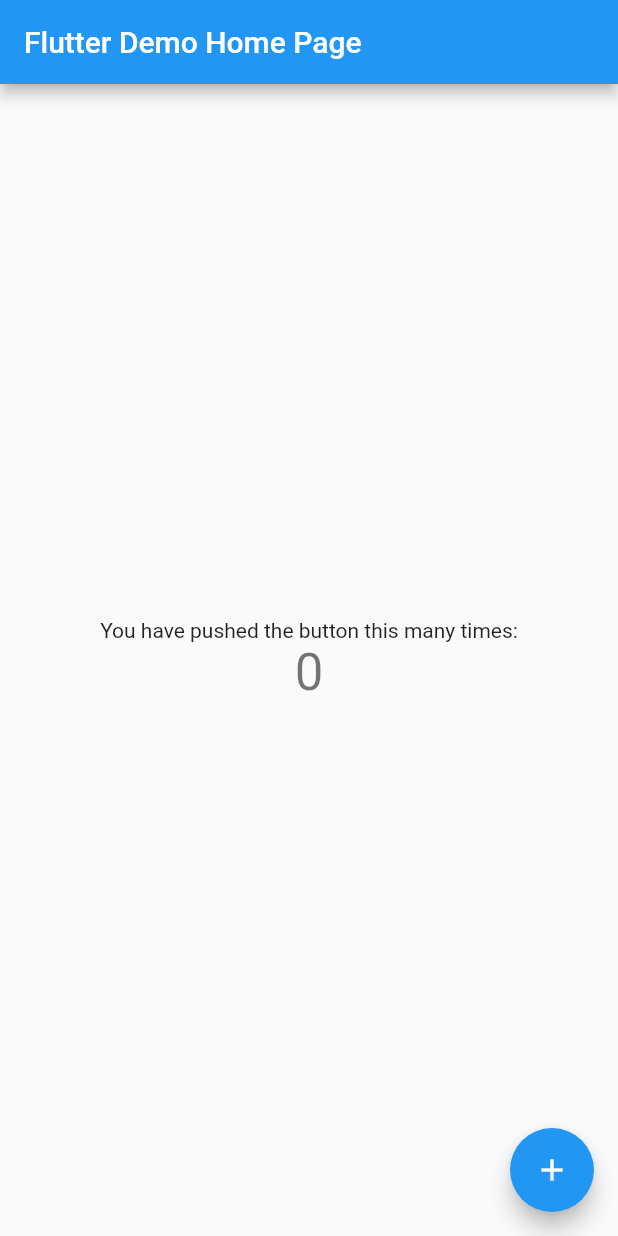
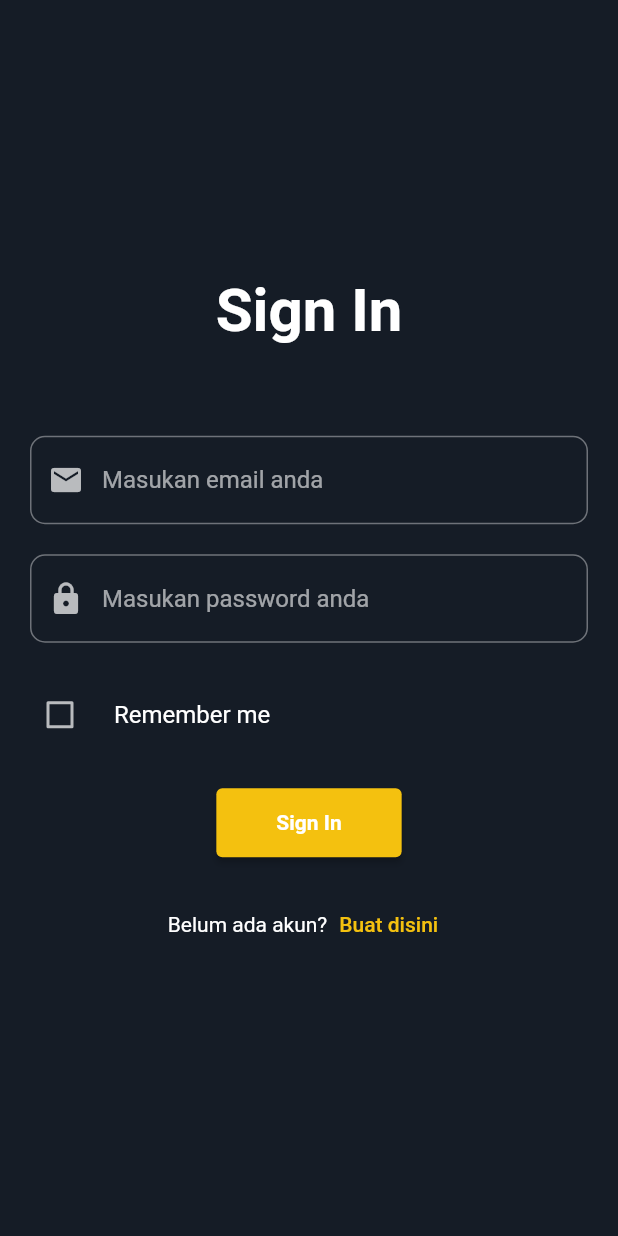
Before and after one commit to DavidAirlambang/movie_app_2072046, a Flutter app: the screen it shows after launch, on a phone screen of 412 x 824 dp. Run offline on Flutter 3.47's test engine with Material 2 defaults, Android fonts, the phone set to English and light mode, and no system bars; our stand-ins replace email_validator, go_router; missing offline and left inert: tmdb_api.

Commit message:
login and sign up

```diff
--- a/lib/main.dart
+++ b/lib/main.dart
@@ -1,115 +1,59 @@
 import 'package:flutter/material.dart';
+import 'package:go_router/go_router.dart';
+import 'package:movie_app_2072046/view/login_page.dart';
+import 'package:movie_app_2072046/view/main_page.dart';
+import 'package:movie_app_2072046/view/sign_up_page.dart';
 
 void main() {
-  runApp(const MyApp());
+  runApp(MyApp());
 }
 
+ColorScheme defaultColorScheme = const ColorScheme(
+  primary: Color(0xFFf4C10F),
+  secondary: Color(0xFF5a606b),
+  surface: Color(0xff181818),
+  background: Color(0xFF151C26),
+  error: Color(0xffCF6679),
+  onPrimary: Color(0xff000000),
+  onSecondary: Color(0xff000000),
+  onSurface: Color(0xffffffff),
+  onBackground: Color(0xffffffff),
+  onError: Color(0xff000000),
+  brightness: Brightness.dark,
+);
+
 class MyApp extends StatelessWidget {
-  const MyApp({super.key});
+  MyApp({Key? key}) : super(key: key);
 
-  // This widget is the root of your application.
+  final GoRouter router = GoRouter(routes: [
+    GoRoute(
+      path: '/signIn',
+      name: 'signIn',
+      builder: (context, state) => Login(),
+    ),
+    GoRoute(
+        path: '/sign_up',
+        name: 'signUp',
+        builder: (context, state) => const SignUp(
+              title: 'Movie App',
+            )),
+    GoRoute(
+        path: '/main_page',
+        name: 'main',
+        builder: (context, state) => const MainPage()),
+  ], initialLocation: '/signIn');
+
   @override
   Widget build(BuildContext context) {
-    return MaterialApp(
-      title: 'Flutter Demo',
+    return MaterialApp.router(
+      debugShowCheckedModeBanner: false,
+      routeInformationParser: router.routeInformationParser,
+      routeInformationProvider: router.routeInformationProvider,
+      routerDelegate: router.routerDelegate,
       theme: ThemeData(
-        // This is the theme of your application.
-        //
-        // Try running your application with "flutter run". You'll see the
-        // application has a blue toolbar. Then, without quitting the app, try
-        // changing the primarySwatch below to Colors.green and then invoke
-        // "hot reload" (press "r" in the console where you ran "flutter run",
-        // or simply save your changes to "hot reload" in a Flutter IDE).
-        // Notice that the counter didn't reset back to zero; the application
-        // is not restarted.
+        colorScheme: defaultColorScheme,
         primarySwatch: Colors.blue,
       ),
-      home: const MyHomePage(title: 'Flutter Demo Home Page'),
     );
   }
 }
-
-class MyHomePage extends StatefulWidget {
-  const MyHomePage({super.key, required this.title});
-
-  // This widget is the home page of your application. It is stateful, meaning
-  // that it has a State object (defined below) that contains fields that affect
-  // how it looks.
-
-  // This class is the configuration for the state. It holds the values (in this
-  // case the title) provided by the parent (in this case the App widget) and
-  // used by the build method of the State. Fields in a Widget subclass are
-  // always marked "final".
-
-  final String title;
-
-  @override
-  State<MyHomePage> createState() => _MyHomePageState();
-}
-
-class _MyHomePageState extends State<MyHomePage> {
-  int _counter = 0;
-
-  void _incrementCounter() {
-    setState(() {
-      // This call to setState tells the Flutter framework that something has
-      // changed in this State, which causes it to rerun the build method below
-      // so that the display can reflect the updated values. If we changed
-      // _counter without calling setState(), then the build method would not be
-      // called again, and so nothing would appear to happen.
-      _counter++;
-    });
-  }
-
-  @override
-  Widget build(BuildContext context) {
-    // This method is rerun every time setState is called, for instance as done
-    // by the _incrementCounter method above.
-    //
-    // The Flutter framework has been optimized to make rerunning build methods
-    // fast, so that you can just rebuild anything that needs updating rather
-    // than having to individually change instances of widgets.
-    return Scaffold(
-      appBar: AppBar(
-        // Here we take the value from the MyHomePage object that was created by
-        // the App.build method, and use it to set our appbar title.
-        title: Text(widget.title),
-      ),
-      body: Center(
-        // Center is a layout widget. It takes a single child and positions it
-        // in the middle of the parent.
-        child: Column(
-          // Column is also a layout widget. It takes a list of children and
-          // arranges them vertically. By default, it sizes itself to fit its
-          // children horizontally, and tries to be as tall as its parent.
-          //
-          // Invoke "debug painting" (press "p" in the console, choose the
-          // "Toggle Debug Paint" action from the Flutter Inspector in Android
-          // Studio, or the "Toggle Debug Paint" command in Visual Studio Code)
-          // to see the wireframe for each widget.
-          //
-          // Column has various properties to control how it sizes itself and
-          // how it positions its children. Here we use mainAxisAlignment to
-          // center the children vertically; the main axis here is the vertical
-          // axis because Columns are vertical (the cross axis would be
-          // horizontal).
-          mainAxisAlignment: MainAxisAlignment.center,
-          children: <Widget>[
-            const Text(
-              'You have pushed the button this many times:',
-            ),
-            Text(
-              '$_counter',
-              style: Theme.of(context).textTheme.headline4,
-            ),
-          ],
-        ),
-      ),
-      floatingActionButton: FloatingActionButton(
-        onPressed: _incrementCounter,
-        tooltip: 'Increment',
-        child: const Icon(Icons.add),
-      ), // This trailing comma makes auto-formatting nicer for build methods.
-    );
-  }
-}
--- /dev/null
+++ b/lib/repository/repository.dart
@@ -0,0 +1,20 @@
+import 'dart:developer';
+
+import 'package:flutter/material.dart';
+import 'package:tmdb_api/tmdb_api.dart';
+
+class MoveRepository {
+  final String key = "918f5ec196f2e90bdde212aba071344d";
+  final String token =
+      "eyJhbGciOiJIUzI1NiJ9.eyJhdWQiOiI5MThmNWVjMTk2ZjJlOTBiZGRlMjEyYWJhMDcxMzQ0ZCIsInN1YiI6IjYyYmE2ZmY1MTJhYWJjMDA5NWUwY2E5ZSIsInNjb3BlcyI6WyJhcGlfcmVhZCJdLCJ2ZXJzaW9uIjoxfQ.Sx7XRCdOHlIG_E4sjTPMOAcI1Hz4eTIqtTB_EEdwDhs";
+
+  getMovies() async {
+    TMDB tmdbWithCustomLogs = TMDB(ApiKeys(key, token),
+        logConfig: const ConfigLogger(
+          showLogs: true,
+          showErrorLogs: true,
+        ));
+    Map trending = await tmdbWithCustomLogs.v3.trending.getTrending();
+    print(trending);
+  }
+}
--- /dev/null
+++ b/lib/view/login_page.dart
@@ -0,0 +1,140 @@
+import 'package:email_validator/email_validator.dart';
+import 'package:flutter/material.dart';
+import 'package:go_router/go_router.dart';
+import 'package:movie_app_2072046/repository/repository.dart';
+
+class Login extends StatefulWidget {
+  @override
+  State<Login> createState() => _LoginState();
+}
+
+class _LoginState extends State<Login> {
+  //!! Sementara
+  void initState() {
+    MoveRepository().getMovies();
+    debugPrint("test");
+  }
+
+  final _formKey = GlobalKey<FormState>();
+  var rememberValue = false;
+
+  @override
+  Widget build(BuildContext context) {
+    return Scaffold(
+      // resize -> biar waktu keluar keyboard gk overflow
+      resizeToAvoidBottomInset: false,
+      backgroundColor: Theme.of(context).colorScheme.background,
+      body: Container(
+          padding: const EdgeInsets.all(20),
+          child: Column(
+            mainAxisAlignment: MainAxisAlignment.center,
+            crossAxisAlignment: CrossAxisAlignment.center,
+            children: [
+              const Text(
+                "Sign In",
+                style: TextStyle(
+                  fontWeight: FontWeight.bold,
+                  fontSize: 40,
+                ),
+              ),
+              const SizedBox(
+                height: 60,
+              ),
+              Form(
+                  key: _formKey,
+                  child: Column(
+                    children: [
+                      TextFormField(
+                        validator: (value) => EmailValidator.validate(value!)
+                            ? null
+                            : "Masukan email anda",
+                        maxLines: 1,
+                        decoration: InputDecoration(
+                          hintText: 'Masukan email anda',
+                          prefixIcon: const Icon(Icons.email),
+                          border: OutlineInputBorder(
+                            borderRadius: BorderRadius.circular(10),
+                          ),
+                        ),
+                      ),
+                      const SizedBox(
+                        height: 20,
+                      ),
+                      TextFormField(
+                        validator: (value) {
+                          if (value == null || value.isEmpty) {
+                            return 'Masukan password anda';
+                          }
+                          return null;
+                        },
+                        maxLines: 1,
+                        obscureText: true,
+                        decoration: InputDecoration(
+                          prefixIcon: const Icon(Icons.lock),
+                          hintText: 'Masukan password anda',
+                          border: OutlineInputBorder(
+                            borderRadius: BorderRadius.circular(10),
+                          ),
+                        ),
+                      ),
+                      const SizedBox(
+                        height: 20,
+                      ),
+                      CheckboxListTile(
+                        title: const Text(
+                          "Remember me",
+                          style: TextStyle(color: Colors.white),
+                        ),
+                        contentPadding: EdgeInsets.zero,
+                        value: rememberValue,
+                        activeColor: Theme.of(context).colorScheme.primary,
+                        onChanged: (newValue) {
+                          setState(() {
+                            rememberValue = newValue!;
+                          });
+                        },
+                        controlAffinity: ListTileControlAffinity.leading,
+                      ),
+                      const SizedBox(
+                        height: 20,
+                      ),
+                      ElevatedButton(
+                        onPressed: () {
+                          if (_formKey.currentState!.validate()) {
+                            context.goNamed('main');
+                          }
+                        },
+                        style: ElevatedButton.styleFrom(
+                          padding: const EdgeInsets.fromLTRB(40, 15, 40, 15),
+                        ),
+                        child: const Text(
+                          'Sign In',
+                          style: TextStyle(
+                              fontWeight: FontWeight.bold, color: Colors.white),
+                        ),
+                      ),
+                      const SizedBox(
+                        height: 20,
+                      ),
+                      Row(
+                        mainAxisAlignment: MainAxisAlignment.center,
+                        children: [
+                          const Text(
+                            'Belum ada akun?',
+                            style: TextStyle(color: Colors.white),
+                          ),
+                          TextButton(
+                            onPressed: () {
+                              context.goNamed('signUp');
+                            },
+                            child: const Text('Buat disini'),
+                          ),
+                        ],
+                      ),
+                    ],
+                  ))
+            ],
+          )),
+    );
+  }
+}
```
Also changed, not shown: lib/view/main_page.dart (added, +42 -0 lines), lib/view/sign_up_page.dart (added, +161 -0 lines), lib/widget/carosol.dart (added, +15 -0 lines), pubspec.yaml (+10 -17 lines), lib/entity/movie.dart (added), pubspec.lock, 2 other files.
